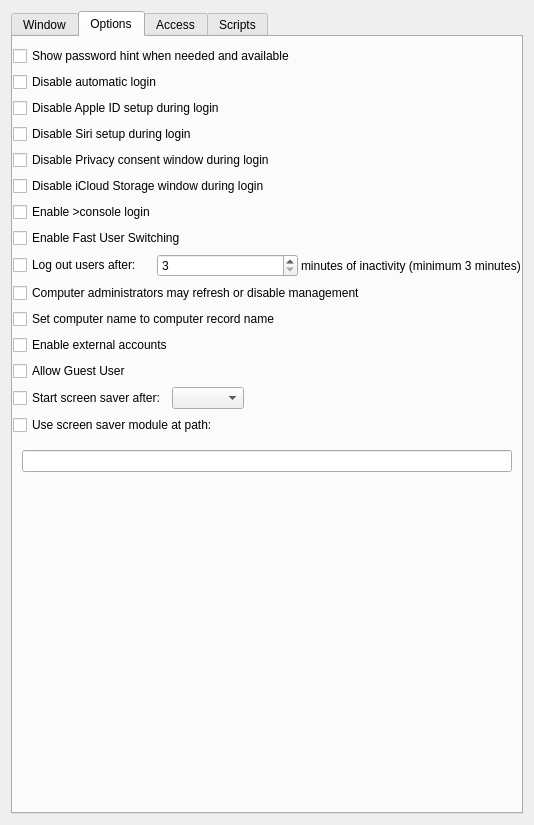
Old version of the form FWAdminLib/Configurator/LoginWindowForm.ui in the repository fw-dev/translations.
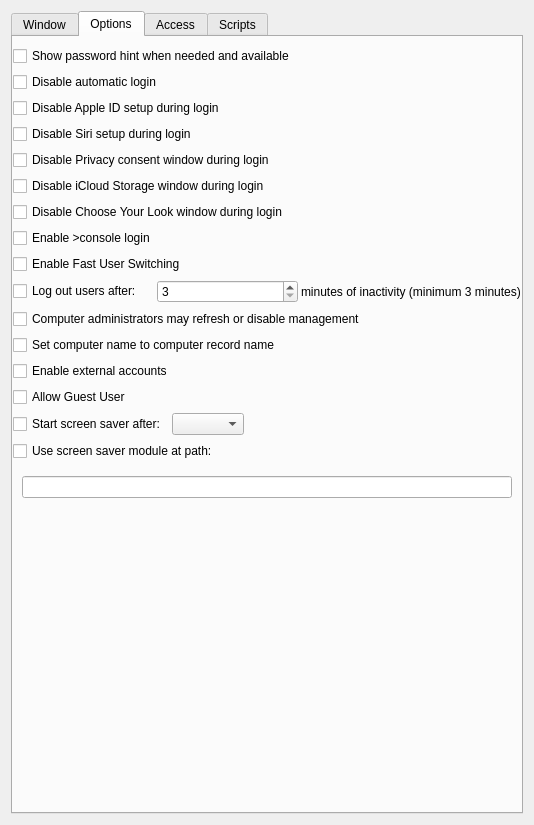
New version of the form. The open tabs and pages were chosen to show the change. Icons and pictures are not drawn.

The edit to the form file:
```diff
--- a/FWAdminLib/Configurator/LoginWindowForm.ui
+++ b/FWAdminLib/Configurator/LoginWindowForm.ui
@@ -218,6 +218,13 @@
          </property>
         </widget>
        </item>
+       <item>
+        <widget class="QCheckBox" name="m_checkDisableChooseYourLookDuringLogin">
+         <property name="text">
+          <string>Disable Сhoose Your Look window during login</string>
+         </property>
+        </widget>
+       </item>
        <item>
         <widget class="QCheckBox" name="m_checkEnableConsoleLogin">
          <property name="text">
```
